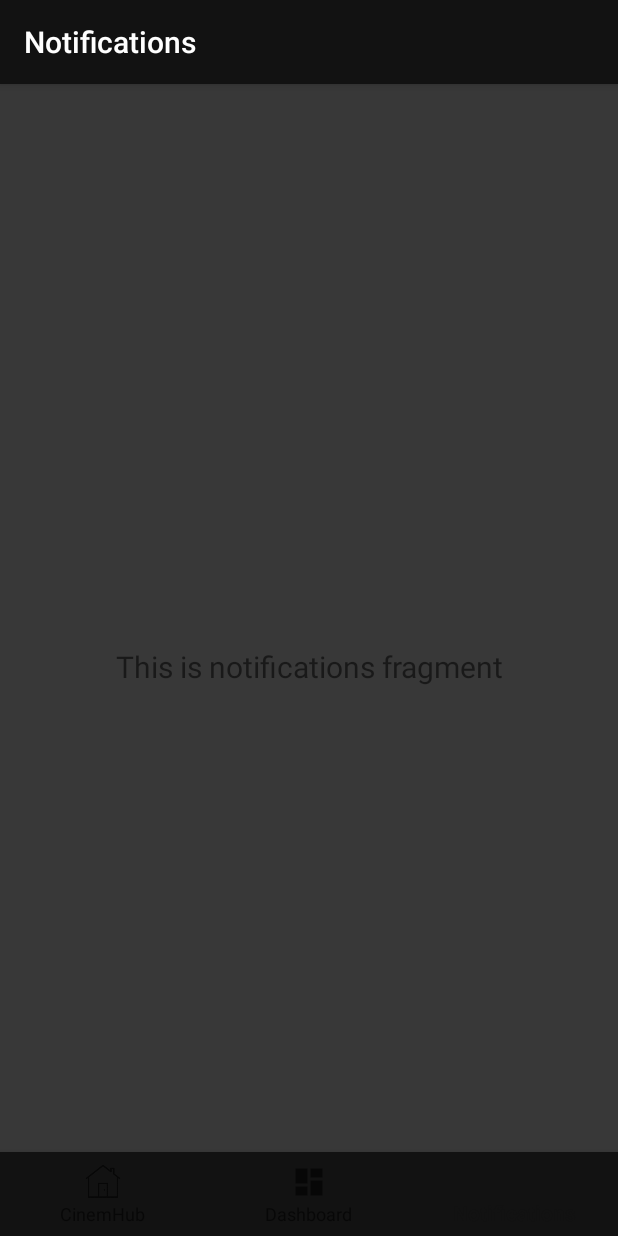
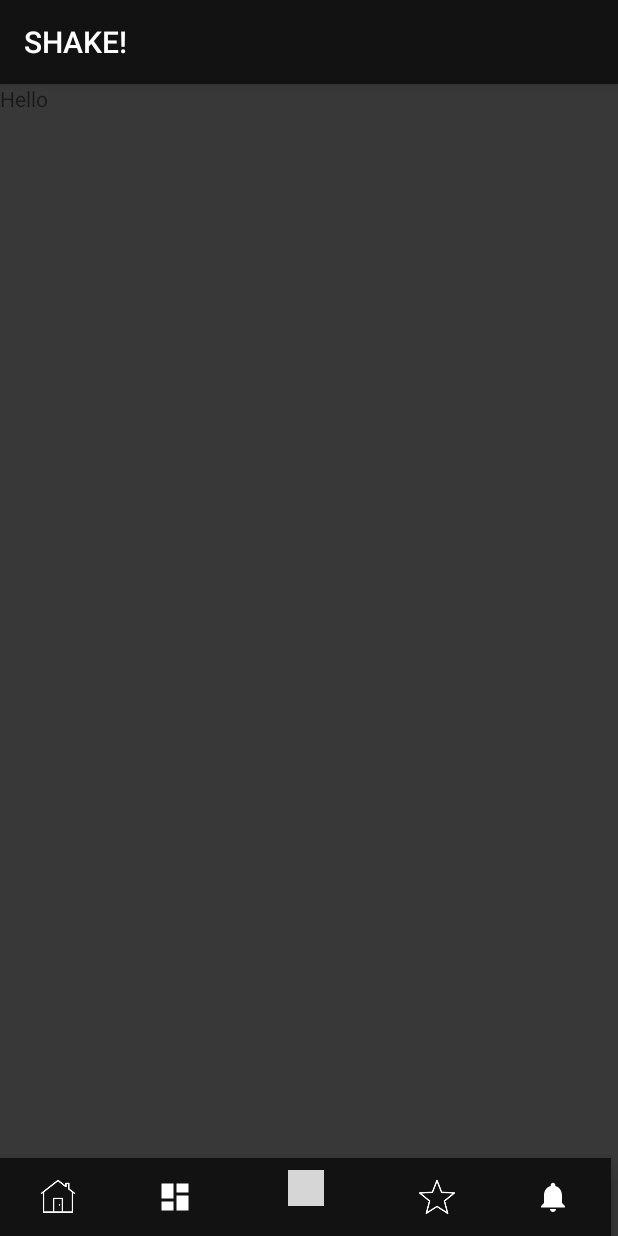
Before and after one commit to LorenzoGallorini/LOREAL, an Android app: the screen it shows after launch (MainActivity), item 3 of the bottom bar chosen, on a phone screen of 412 x 824 dp. Run offline under Robolectric (Android 15) with nearby library versions, the phone set to English and light mode, and no system bars; our stand-ins replace navigation-ui; grey boxes are pictures that could not be loaded.

```diff
--- a/WORKSPACE/app/build.gradle
+++ b/WORKSPACE/app/build.gradle
@@ -32,6 +32,7 @@ dependencies {
     implementation 'androidx.navigation:navigation-fragment:2.2.2'
     implementation 'androidx.navigation:navigation-ui:2.2.2'
     implementation 'androidx.lifecycle:lifecycle-extensions:2.2.0'
+    implementation 'androidx.legacy:legacy-support-v4:1.0.0'
     testImplementation 'junit:junit:4.12'
     androidTestImplementation 'androidx.test.ext:junit:1.1.1'
     androidTestImplementation 'androidx.test.espresso:espresso-core:3.2.0'
--- a/WORKSPACE/app/src/main/java/com/example/cinemhub/MainActivity.java
+++ b/WORKSPACE/app/src/main/java/com/example/cinemhub/MainActivity.java
@@ -20,7 +20,7 @@ public class MainActivity extends AppCompatActivity {
         // Passing each menu ID as a set of Ids because each
         // menu should be considered as top level destinations.
         AppBarConfiguration appBarConfiguration = new AppBarConfiguration.Builder(
-                R.id.navigation_home, R.id.navigation_dashboard, R.id.navigation_notifications)
+                R.id.navigation_home, R.id.navigation_dashboard, R.id.navigation_shake, R.id.navigation_preferiti, R.id.navigation_notifications)
                 .build();
         NavController navController = Navigation.findNavController(this, R.id.nav_host_fragment);
         NavigationUI.setupActionBarWithNavController(this, navController, appBarConfiguration);
--- /dev/null
+++ b/WORKSPACE/app/src/main/java/com/example/cinemhub/ui/preferiti/PreferitiFragment.java
@@ -0,0 +1,38 @@
+package com.example.cinemhub.ui.preferiti;
+
+import androidx.lifecycle.ViewModelProviders;
+
+import android.os.Bundle;
+
+import androidx.annotation.NonNull;
+import androidx.annotation.Nullable;
+import androidx.fragment.app.Fragment;
+
+import android.view.LayoutInflater;
+import android.view.View;
+import android.view.ViewGroup;
+
+import com.example.cinemhub.R;
+
+public class PreferitiFragment extends Fragment {
+
+    private PreferitiViewModel mViewModel;
+
+    public static PreferitiFragment newInstance() {
+        return new PreferitiFragment();
+    }
+
+    @Override
+    public View onCreateView(@NonNull LayoutInflater inflater, @Nullable ViewGroup container,
+                             @Nullable Bundle savedInstanceState) {
+        return inflater.inflate(R.layout.preferiti_fragment, container, false);
+    }
+
+    @Override
+    public void onActivityCreated(@Nullable Bundle savedInstanceState) {
+        super.onActivityCreated(savedInstanceState);
+        mViewModel = ViewModelProviders.of(this).get(PreferitiViewModel.class);
+        // TODO: Use the ViewModel
+    }
+
+}
--- /dev/null
+++ b/WORKSPACE/app/src/main/java/com/example/cinemhub/ui/preferiti/PreferitiViewModel.java
@@ -0,0 +1,7 @@
+package com.example.cinemhub.ui.preferiti;
+
+import androidx.lifecycle.ViewModel;
+
+public class PreferitiViewModel extends ViewModel {
+    // TODO: Implement the ViewModel
+}
--- /dev/null
+++ b/WORKSPACE/app/src/main/java/com/example/cinemhub/ui/shake/ShakeFragment.java
@@ -0,0 +1,38 @@
+package com.example.cinemhub.ui.shake;
+
+import androidx.lifecycle.ViewModelProviders;
+
+import android.os.Bundle;
+
+import androidx.annotation.NonNull;
+import androidx.annotation.Nullable;
+import androidx.fragment.app.Fragment;
+
+import android.view.LayoutInflater;
+import android.view.View;
+import android.view.ViewGroup;
+
+import com.example.cinemhub.R;
+
+public class ShakeFragment extends Fragment {
+
+    private ShakeViewModel mViewModel;
+
+    public static ShakeFragment newInstance() {
+        return new ShakeFragment();
+    }
+
+    @Override
+    public View onCreateView(@NonNull LayoutInflater inflater, @Nullable ViewGroup container,
+                             @Nullable Bundle savedInstanceState) {
+        return inflater.inflate(R.layout.shake_fragment, container, false);
+    }
+
+    @Override
+    public void onActivityCreated(@Nullable Bundle savedInstanceState) {
+        super.onActivityCreated(savedInstanceState);
+        mViewModel = ViewModelProviders.of(this).get(ShakeViewModel.class);
+        // TODO: Use the ViewModel
+    }
+
+}
--- /dev/null
+++ b/WORKSPACE/app/src/main/java/com/example/cinemhub/ui/shake/ShakeViewModel.java
@@ -0,0 +1,7 @@
+package com.example.cinemhub.ui.shake;
+
+import androidx.lifecycle.ViewModel;
+
+public class ShakeViewModel extends ViewModel {
+    // TODO: Implement the ViewModel
+}
--- a/WORKSPACE/app/src/main/res/drawable/ic_dashboard_black_24dp.xml
+++ b/WORKSPACE/app/src/main/res/drawable/ic_dashboard_black_24dp.xml
@@ -4,6 +4,6 @@
     android:viewportWidth="24.0"
     android:viewportHeight="24.0">
     <path
-        android:fillColor="#FF000000"
+        android:fillColor="#FFFFFF"
         android:pathData="M3,13h8L11,3L3,3v10zM3,21h8v-6L3,15v6zM13,21h8L21,11h-8v10zM13,3v6h8L21,3h-8z" />
 </vector>
--- a/WORKSPACE/app/src/main/res/layout/activity_main.xml
+++ b/WORKSPACE/app/src/main/res/layout/activity_main.xml
@@ -1,24 +1,24 @@
 <?xml version="1.0" encoding="utf-8"?>
 <androidx.constraintlayout.widget.ConstraintLayout xmlns:android="http://schemas.android.com/apk/res/android"
     xmlns:app="http://schemas.android.com/apk/res-auto"
+    xmlns:tools="http://schemas.android.com/tools"
     android:id="@+id/container"
     android:layout_width="match_parent"
     android:layout_height="match_parent"
-    android:paddingTop="0dp"
-    android:background="@color/colorPrimaryDark">
+    android:background="@color/colorPrimaryDark"
+    android:paddingTop="0dp">
+
 
     <com.google.android.material.bottomnavigation.BottomNavigationView
         android:id="@+id/nav_view"
-        android:layout_width="0dp"
-        android:layout_height="wrap_content"
-        android:layout_marginStart="0dp"
-        android:layout_marginEnd="0dp"
+        android:layout_width="407dp"
+        android:layout_height="52dp"
         android:background="@color/colorPrimary"
+        app:itemIconTint="@color/design_default_color_background"
+        app:itemTextColor="#FFFFFF"
         app:layout_constraintBottom_toBottomOf="parent"
-        app:layout_constraintLeft_toLeftOf="parent"
-        app:layout_constraintRight_toRightOf="parent"
+        app:layout_constraintStart_toStartOf="parent"
         app:menu="@menu/bottom_nav_menu" />
-
 
     <fragment
         android:id="@+id/nav_host_fragment"
--- /dev/null
+++ b/WORKSPACE/app/src/main/res/layout/preferiti_fragment.xml
@@ -0,0 +1,13 @@
+<?xml version="1.0" encoding="utf-8"?>
+<FrameLayout xmlns:android="http://schemas.android.com/apk/res/android"
+    xmlns:tools="http://schemas.android.com/tools"
+    android:layout_width="match_parent"
+    android:layout_height="match_parent"
+    tools:context=".ui.preferiti.PreferitiFragment">
+
+    <TextView
+        android:layout_width="match_parent"
+        android:layout_height="match_parent"
+        android:text="Hello" />
+
+</FrameLayout>
--- /dev/null
+++ b/WORKSPACE/app/src/main/res/layout/shake_fragment.xml
@@ -0,0 +1,13 @@
+<?xml version="1.0" encoding="utf-8"?>
+<FrameLayout xmlns:android="http://schemas.android.com/apk/res/android"
+    xmlns:tools="http://schemas.android.com/tools"
+    android:layout_width="match_parent"
+    android:layout_height="match_parent"
+    tools:context=".ui.shake.ShakeFragment">
+
+    <TextView
+        android:layout_width="match_parent"
+        android:layout_height="match_parent"
+        android:text="Hello" />
+
+</FrameLayout>
--- a/WORKSPACE/app/src/main/res/menu/bottom_nav_menu.xml
+++ b/WORKSPACE/app/src/main/res/menu/bottom_nav_menu.xml
@@ -4,16 +4,25 @@
     <item
         android:id="@+id/navigation_home"
         android:icon="@drawable/ic_home_black"
-        android:title="@string/title_home" />
+        android:title="" />
 
     <item
         android:id="@+id/navigation_dashboard"
         android:icon="@drawable/ic_dashboard_black_24dp"
-        android:title="@string/title_dashboard" />
+        android:title="" />
+
+    <item
+        android:id="@+id/navigation_shake"
+        android:icon="@drawable/shake_with_hand"
+        android:title="" />
+    <item
+        android:id="@+id/navigation_preferiti"
+        android:icon="@drawable/prefer"
+        android:title="" />
 
     <item
         android:id="@+id/navigation_notifications"
         android:icon="@drawable/ic_notifications_black_24dp"
-        android:title="@string/title_notifications" />
+        android:title="" />
 
 </menu>
--- a/WORKSPACE/app/src/main/res/navigation/mobile_navigation.xml
+++ b/WORKSPACE/app/src/main/res/navigation/mobile_navigation.xml
@@ -22,4 +22,17 @@
         android:name="com.example.cinemhub.ui.notifications.NotificationsFragment"
         android:label="@string/title_notifications"
         tools:layout="@layout/fragment_notifications" />
+
+    <fragment
+        android:id="@+id/navigation_preferiti"
+        android:name="com.example.cinemhub.ui.preferiti.PreferitiFragment"
+        android:label="@string/title_preferiti"
+        tools:layout="@layout/preferiti_fragment" />
+
+    <fragment
+        android:id="@+id/navigation_shake"
+        android:name="com.example.cinemhub.ui.shake.ShakeFragment"
+        android:label="@string/title_shake"
+        tools:layout="@layout/shake_fragment" />
+
 </navigation>
--- a/WORKSPACE/app/src/main/res/values/strings.xml
+++ b/WORKSPACE/app/src/main/res/values/strings.xml
@@ -8,4 +8,5 @@
     <string name="title_coming_soon">Coming Soon</string>
     <string name="title_shake" translatable="false">SHAKE!</string>
     <string name="title_top_rated">Top Rated</string>
+    <string name="title_preferiti" translatable="false">Preferiti</string>
 </resources>
```
Also changed, not shown: WORKSPACE/app/src/main/res/drawable/prefer.png (added), WORKSPACE/app/src/main/res/drawable/prefer_full.png (added).
